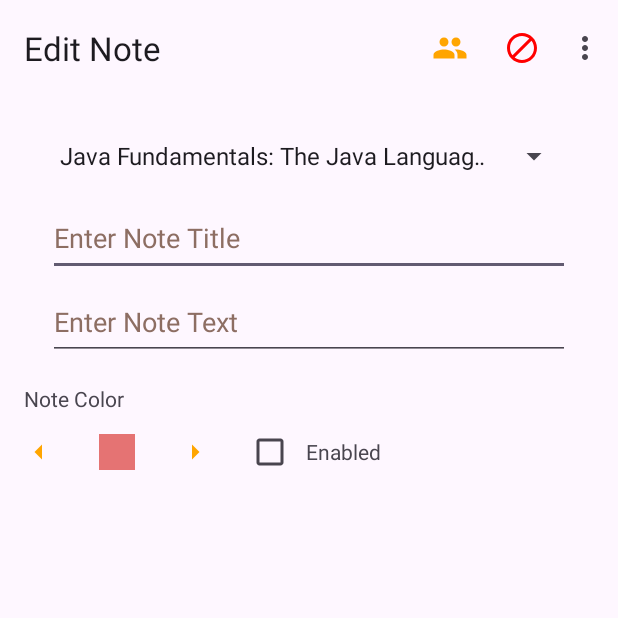
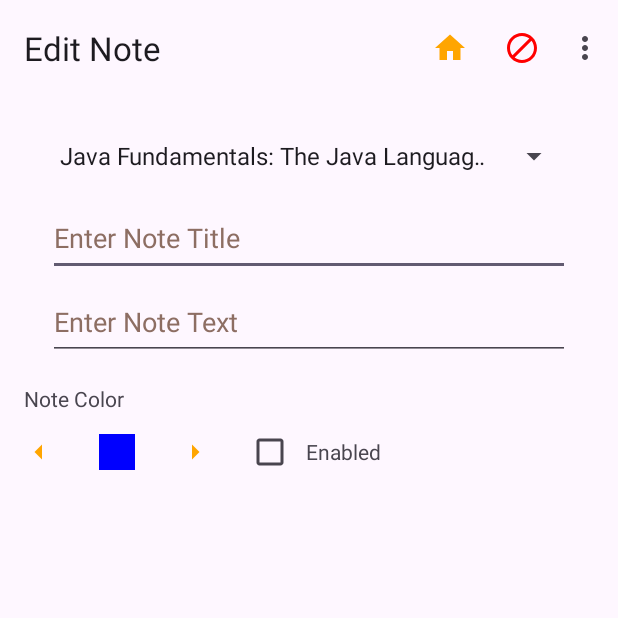
Before and after one commit to Mark-lee-coder/NoteKeeperApp, an Android app: the NoteActivity screen opened directly, with no data from a screen before it, on a phone screen of 412 x 824 dp, the top half of it. Run offline under Robolectric (Android 15) with nearby library versions, the phone set to English and light mode, and no system bars; our stand-ins replace navigation-ui; 1 statement that could not run was skipped.

Commit message:
Updates on the color selector

```diff
--- a/app/src/main/java/com/example/notekeeperapp/activities/NoteActivity.kt
+++ b/app/src/main/java/com/example/notekeeperapp/activities/NoteActivity.kt
@@ -1,17 +1,16 @@
 package com.example.notekeeperapp.activities
 
+import android.content.Intent
 import android.graphics.Color
 import android.os.Bundle
 import android.view.Menu
 import android.view.MenuItem
 import android.widget.ArrayAdapter
-import android.widget.Toast
 import androidx.appcompat.app.AppCompatActivity
 import androidx.core.view.WindowCompat
 import androidx.navigation.ui.AppBarConfiguration
 import com.example.notekeeperapp.DataManager
 import com.example.notekeeperapp.R
-import com.example.notekeeperapp.classes.NoteGetTogetherHelper
 import com.example.notekeeperapp.databinding.ActivityNoteBinding
 import com.example.notekeeperapp.files.CourseInfo
 import com.example.notekeeperapp.files.NOTE_POSITION
@@ -22,10 +21,8 @@ import kotlinx.android.synthetic.main.content_note.*
 class NoteActivity : AppCompatActivity() {
     private lateinit var appBarConfiguration: AppBarConfiguration
     private lateinit var binding: ActivityNoteBinding
-    private val tag = this::class.simpleName
     private var notePosition = POSITION_NOT_SET
     private var noteColor: Int = Color.TRANSPARENT
-    private val noteGetTogetherHelper = NoteGetTogetherHelper(this, lifecycle)
 
     override fun onCreate(savedInstanceState: Bundle?) {
         WindowCompat.setDecorFitsSystemWindows(window, false)
@@ -54,10 +51,6 @@ class NoteActivity : AppCompatActivity() {
         colorSelector.addListener { color ->
             noteColor = color
         }
-
-//        colorSelector.addListener { color ->
-//            noteColor = color
-//        }
     }
 
     private fun createNewNote() {
@@ -99,9 +92,8 @@ class NoteActivity : AppCompatActivity() {
                 moveNext()
                 true
             }
-            R.id.action_get_together -> {
-                noteGetTogetherHelper.sendMessage(DataManager.loadNote(notePosition))
-                Toast.makeText(applicationContext, "Developer Feature!!", Toast.LENGTH_LONG).show()
+            R.id.action_home -> {
+                startActivity(Intent(this, ItemsActivity::class.java))
                 true
             }
             else -> super.onOptionsItemSelected(item)
--- a/app/src/main/java/com/example/notekeeperapp/classes/ColorSelector.kt
+++ b/app/src/main/java/com/example/notekeeperapp/classes/ColorSelector.kt
@@ -25,7 +25,6 @@ constructor(context: Context, attributeSet: AttributeSet? = null, defStyle: Int
         orientation = HORIZONTAL
         val inflater = context.getSystemService(Context.LAYOUT_INFLATER_SERVICE) as LayoutInflater
         inflater.inflate(R.layout.color_selector, this)
-
         selectedColor.setBackgroundColor(listOfColors[selectedColorIndex])
 
         colorSelectorPreviousArrow.setOnClickListener {
--- a/app/src/main/res/drawable/ic_baseline_group_24.xml
+++ /dev/null
@@ -1,5 +0,0 @@
-<vector android:height="24dp" android:tint="#FFA500"
-    android:viewportHeight="24" android:viewportWidth="24"
-    android:width="24dp" xmlns:android="http://schemas.android.com/apk/res/android">
-    <path android:fillColor="@android:color/white" android:pathData="M16,11c1.66,0 2.99,-1.34 2.99,-3S17.66,5 16,5c-1.66,0 -3,1.34 -3,3s1.34,3 3,3zM8,11c1.66,0 2.99,-1.34 2.99,-3S9.66,5 8,5C6.34,5 5,6.34 5,8s1.34,3 3,3zM8,13c-2.33,0 -7,1.17 -7,3.5L1,19h14v-2.5c0,-2.33 -4.67,-3.5 -7,-3.5zM16,13c-0.29,0 -0.62,0.02 -0.97,0.05 1.16,0.84 1.97,1.97 1.97,3.45L17,19h6v-2.5c0,-2.33 -4.67,-3.5 -7,-3.5z"/>
-</vector>
--- /dev/null
+++ b/app/src/main/res/drawable/ic_baseline_home_24.xml
@@ -0,0 +1,5 @@
+<vector android:height="24dp" android:tint="#FFA500"
+    android:viewportHeight="24" android:viewportWidth="24"
+    android:width="24dp" xmlns:android="http://schemas.android.com/apk/res/android">
+    <path android:fillColor="@android:color/white" android:pathData="M10,20v-6h4v6h5v-8h3L12,3 2,12h3v8z"/>
+</vector>
--- a/app/src/main/res/drawable/ic_baseline_remove_red_eye_24.xml
+++ b/app/src/main/res/drawable/ic_baseline_remove_red_eye_24.xml
@@ -1,4 +1,4 @@
-<vector android:height="24dp" android:tint="#000000"
+<vector android:height="24dp" android:tint="#FF0000"
     android:viewportHeight="24" android:viewportWidth="24"
     android:width="24dp" xmlns:android="http://schemas.android.com/apk/res/android">
     <path android:fillColor="@android:color/white" android:pathData="M12,4.5C7,4.5 2.73,7.61 1,12c1.73,4.39 6,7.5 11,7.5s9.27,-3.11 11,-7.5c-1.73,-4.39 -6,-7.5 -11,-7.5zM12,17c-2.76,0 -5,-2.24 -5,-5s2.24,-5 5,-5 5,2.24 5,5 -2.24,5 -5,5zM12,9c-1.66,0 -3,1.34 -3,3s1.34,3 3,3 3,-1.34 3,-3 -1.34,-3 -3,-3z"/>
--- a/app/src/main/res/menu/menu_main.xml
+++ b/app/src/main/res/menu/menu_main.xml
@@ -3,16 +3,18 @@
     xmlns:tools="http://schemas.android.com/tools"
     tools:context="com.example.notekeeper.activities.MainActivity">
     <item
-        android:id="@+id/action_get_together"
-        android:icon="@drawable/ic_baseline_group_24"
-        android:title="Get Together"
+        android:id="@+id/action_home"
+        android:title="Home"
+        android:icon="@drawable/ic_baseline_home_24"
         app:showAsAction="ifRoom|withText" />
+
     <item
         android:id="@+id/action_next"
         android:icon="@drawable/ic_baseline_arrow_forward_24"
         android:orderInCategory="102"
         android:title="Next"
         app:showAsAction="ifRoom|withText" />
+
     <item
         android:id="@+id/action_settings"
         android:orderInCategory="103"
--- a/app/src/main/res/values/attr.xml
+++ b/app/src/main/res/values/attr.xml
@@ -1,6 +1,10 @@
 <?xml version="1.0" encoding="utf-8"?>
 <resources>
+    <attr name="colors" format="reference" />
     <declare-styleable name="ColorSelector">
-        <attr name="colors" format="reference" />
+        <attr name="colors" />
+    </declare-styleable>
+    <declare-styleable name="ColorSlider">
+        <attr name="colors" />
     </declare-styleable>
 </resources>
--- a/app/src/main/res/values/strings.xml
+++ b/app/src/main/res/values/strings.xml
@@ -58,14 +58,16 @@
     <string name="enabled">Enabled</string>
     <string name="note_color">Note Color</string>
     <string name="textview">TextView</string>
+    <string name="enter_note_text">Enter Note Text</string>
+    <string name="enter_note_title">Enter Note Title</string>
 
     <string-array name="note_color_array">
+        <item>@color/pluralsight_plum</item>
         <item>#E57373</item>
         <item>#BA68C8</item>
         <item>#64B5F6</item>
         <item>#81C784</item>
         <item>#FFF176</item>
-        <item>#FFB47D</item>
         <item>#90A4AE</item>
     </string-array>
 </resources>
```
Also changed, not shown: app/src/main/res/drawable/ic_baseline_arrow_drop_down_24.xml (added, +11 -0 lines), app/src/main/res/drawable/orange_rectangle.xml (deleted, +0 -8 lines), app/src/main/res/layout/content_note.xml (line endings or trailing spaces). Lines whose indentation alone changed are shown as unchanged.
